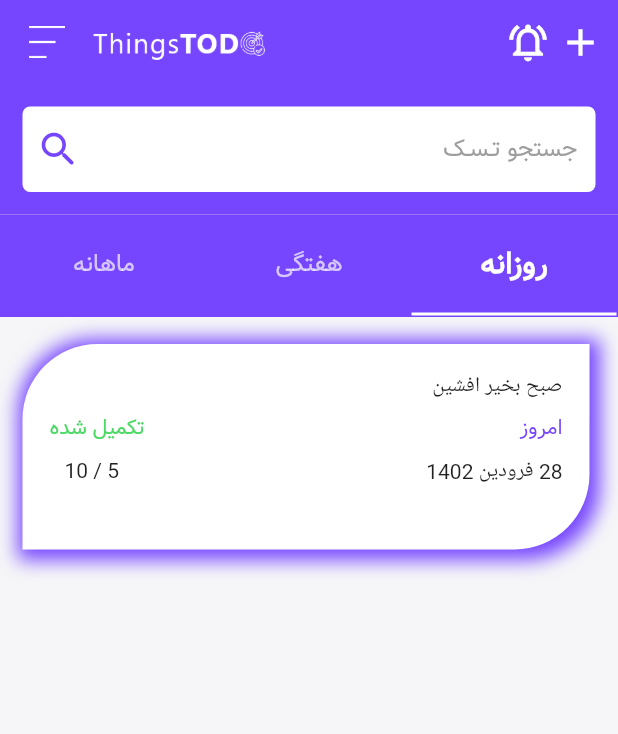
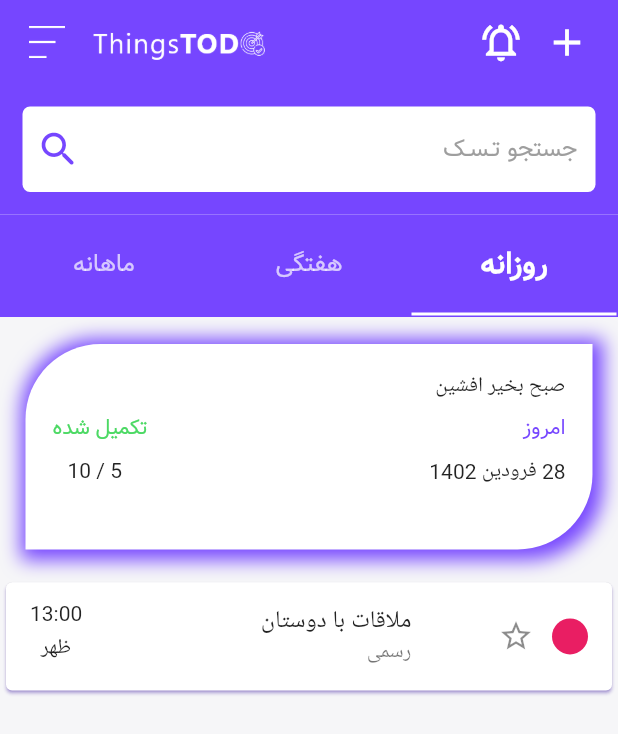
Before and after one commit to AfshinNajafi74/things_todo_flutter, a Flutter app: the screen it shows after launch, on a phone screen of 412 x 824 dp. Shown: the top 734 px of the screen. Run offline on Flutter 3.47's test engine with Material 2 defaults, Android fonts, the phone set to English and light mode, and no system bars; our stand-ins replace get.

Commit message:
create class taksModel & fakeData next pass the data to the daily to-do list

```diff
--- /dev/null
+++ b/lib/data/fake_data.dart
@@ -0,0 +1,5 @@
+import 'package:things_todo/models/task_model.dart';
+
+List<TaskModel> myTask = [
+  TaskModel(taskName: "ملاقات با دوستان", description: "توضیحات", category: "رسمی", pickDate: "1401/05/12", time: 13),
+];
--- /dev/null
+++ b/lib/models/task_model.dart
@@ -0,0 +1,15 @@
+class TaskModel{
+  String? taskName;
+  String? description;
+  String? category;
+  String? pickDate;
+  int? time;
+
+  TaskModel({
+    required this.taskName,
+    required this.description,
+    required this.category,
+    required this.pickDate,
+    required this.time
+  });
+}
--- a/lib/screens/home_daily.dart
+++ b/lib/screens/home_daily.dart
@@ -1,5 +1,6 @@
 import 'package:flutter/material.dart';
 import 'package:get/get.dart';
+import 'package:things_todo/data/fake_data.dart';
 
 class HomeDaily extends StatelessWidget {
   const HomeDaily({Key? key}) : super(key: key);
@@ -7,15 +8,16 @@
   @override
   Widget build(BuildContext context) {
     return Scaffold(
-      backgroundColor: Color(0xffF6F6F8),
+      backgroundColor: const Color(0xffF6F6F8),
       body: Column(
           children: [
+            /// display information of all today's tasks
             Padding(
-              padding: EdgeInsets.symmetric(vertical: 18.0,horizontal: 15),
+              padding: const EdgeInsets.symmetric(vertical: 18.0),
               child: Container(
                 height: Get.height / 6.02,
                 width: Get.width / 1.09,
-                decoration: BoxDecoration(
+                decoration: const BoxDecoration(
                   borderRadius: BorderRadius.only(
                     topLeft: Radius.circular(50),
                     bottomRight: Radius.circular(50)
@@ -30,19 +32,19 @@
                   child: Column(
                     crossAxisAlignment: CrossAxisAlignment.start,
                     children: [
-                      Text("صبح بخیر افشین"),
-                      SizedBox(height: 8.0,),
+                      const Text("صبح بخیر افشین"),
+                      const SizedBox(height: 8.0,),
                       Row(
                         mainAxisAlignment: MainAxisAlignment.spaceBetween,
-                        children: [
-                          Text("امروز",style: TextStyle(fontFamily: "vazir",color: Color(0xff7646FF)),),
-                          Text("تکمیل شده",style: TextStyle(fontFamily: "vazir",color: Color(0xff4CD964))),
+                        children: const [
+                           Text("امروز",style: TextStyle(fontFamily: "vazir",color: Color(0xff7646FF)),),
+                           Text("تکمیل شده",style: TextStyle(fontFamily: "vazir",color: Color(0xff4CD964))),
                         ],
                       ),
-                      SizedBox(height: 8.0,),
+                      const SizedBox(height: 8.0,),
                       Row(
                         mainAxisAlignment: MainAxisAlignment.spaceBetween,
-                        children: [
+                        children: const[
                           Text("28 فرودین 1402"),
                           Padding(
                             padding:  EdgeInsets.only(left: 10),
@@ -55,6 +57,51 @@
                 ),
               ),
             ),
+            Expanded(
+              child: ListView.builder(
+                  itemCount: myTask.length,
+                  itemBuilder: (context, index) {
+                    return Card(
+                      shadowColor: const Color(0xff7646FF),
+                      child: ListTile(
+                        horizontalTitleGap: 40,
+                        leading: SizedBox(
+                          width: Get.width / 5.3,
+                          height: double.maxFinite,
+                          child: Row(
+                            // crossAxisAlignment: CrossAxisAlignment.center,
+                            children: [
+                              Container(
+                                width: 24,
+                                height: 24,
+                                decoration: const BoxDecoration(
+                                  shape: BoxShape.circle,
+                                  color: Colors.pink,
+                                ),
+                              ),
+
+                              IconButton(
+                                  onPressed: (){},
+                                  icon: const Icon(Icons.star_outline)
+                              )
+                            ],
+                          ),
+                        ),
+                        title: Text(myTask[index].taskName!),
+                        subtitle: Text(myTask[index].category!),
+                        trailing: Column(
+                          children:  [
+                            SizedBox(height: 5),
+                            Text("${myTask[index].time.toString()}:00"),
+                            SizedBox(height: 5),
+                            Text( myTask[index].time! < 12 ? "صبح" : "ظهر"),
+                          ],
+                        ),
+                      ),
+                    );
+                  }
+              ),
+            )
           ],
 
       ),
--- a/lib/screens/home_screen.dart
+++ b/lib/screens/home_screen.dart
@@ -3,6 +3,8 @@
 import 'package:things_todo/screens/home_daily.dart';
 import 'package:things_todo/screens/home_monthly.dart';
 import 'package:things_todo/screens/home_weekly.dart';
+
+import 'new_task.dart';
 
 class HomeScreen extends StatefulWidget {
   HomeScreen({Key? key}) : super(key: key);
@@ -29,7 +31,12 @@
         backgroundColor: Color(0xff7646FF),
         actions: [
           SizedBox(width: 10,),
-          Icon(Icons.add,size: 30,),
+          IconButton(
+            onPressed: () {
+              ///
+            },
+            icon: Icon(Icons.add,size: 30,)
+          ),
           SizedBox(width: 5,),
           Icon(Icons.notifications_active_outlined,size: 30),
           Spacer(),
```
Also changed, not shown: lib/screens/new_task.dart (added, +29 -0 lines).
